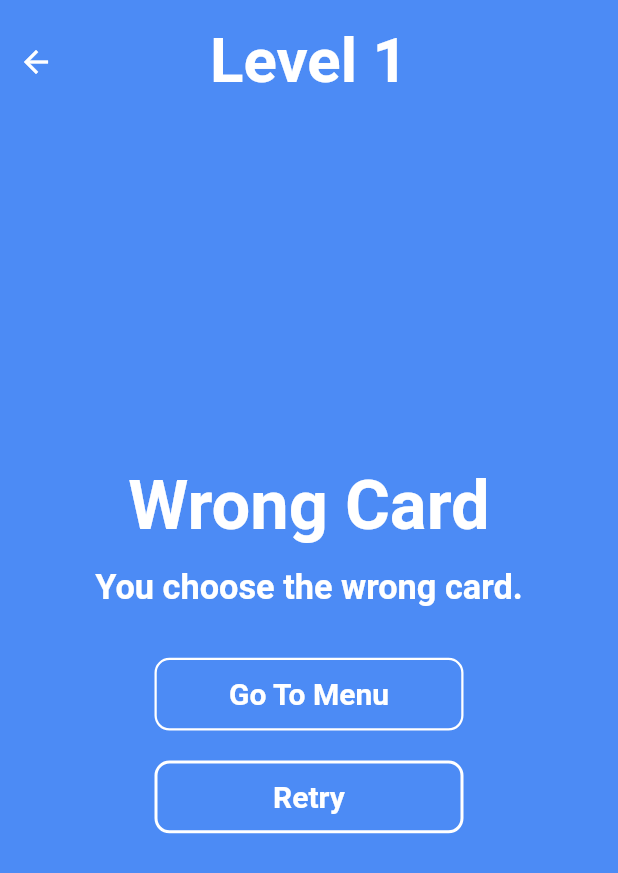
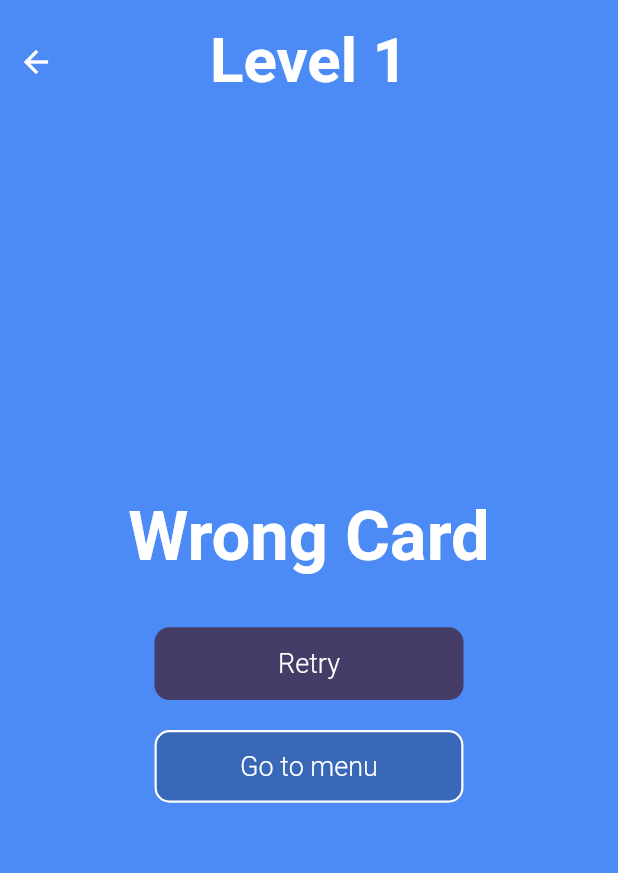
Before and after one commit to Burak-Baylan/human_benchmark_flutter_v2, a Flutter app: the SequenceMemoryWrongAnswerPage screen opened directly, on a phone screen of 412 x 824 dp. Shown: the top 873 px of the screen. Run offline on Flutter 3.47's test engine with Material 2 defaults, Android fonts, the phone set to English and light mode, and no system bars; our stand-ins replace auto_size_text, flutter_mobx, flutter_screenutil, focus_detector, get, get_it and 2 more; generated files the repository leaves out were written again; Roboto replaces fonts that are missing (GemunuLibre).

Commit message:
update: sequence memeory wrong answer page

```diff
--- a/lib/pages/sequence_memory/view/sequence_memory_wrong_answer_page.dart
+++ b/lib/pages/sequence_memory/view/sequence_memory_wrong_answer_page.dart
@@ -1,9 +1,9 @@
 import 'package:flutter/material.dart';
 import 'package:get/get.dart';
 import '../../../helpers/colors.dart';
-import '../../../helpers/phone_properties.dart';
 import '../../../utils/injection_helper.dart';
-import '../../../widgets/button/elevated_button.dart';
+import '../../../widgets/button/custom_button.dart';
+import '../../../widgets/button/secondary_custom_button.dart';
 import '../../../widgets/text/less_futured_text.dart';
 import '../view_model/sequence_memory_view_model.dart';
 
@@ -48,7 +48,9 @@ class _SequenceMemoryWrongAnswerPageState
                       ),
                     ),
                   ),
-                  SizedBox(width: context.width / 1,)
+                  SizedBox(
+                    width: context.width / 1,
+                  )
                 ],
               ),
             ),
@@ -59,9 +61,9 @@ class _SequenceMemoryWrongAnswerPageState
                 children: [
                   FittedBox(child: _wrongAnswerText()),
                   SizedBox(height: context.height / 25),
+                  _retryButton(context),
+                  SizedBox(height: 20),
                   _goToMenuButton(),
-                  SizedBox(height: 20),
-                  _retryButton(context),
                   SizedBox(height: 40),
                 ],
               ),
@@ -73,36 +75,17 @@ class _SequenceMemoryWrongAnswerPageState
   }
 
   Widget _retryButton(BuildContext context) {
-    return CustomElevatedButton(
+    return CustomButton(
       onPressed: () => sequenceMemoryVm.selectInfoPage(),
-      primary: Colors.transparent,
-      borderRadius: 10,
-      borderSideWidth: 2,
-      borderSideColor: Colors.white,
-      size: Size(context.width / 2, context.height / 17),
-      child: LessText.lessFuturedText(
-        text: 'Retry',
-        fontWeight: FontWeight.bold,
-        color: Colors.white,
-      ),
+      text: 'Retry',
     );
   }
 
   Widget _wrongAnswerText() {
-    return Column(
-      children: [
-        LessText.lessFuturedText(
-          text: 'Wrong Card',
-          fontSize: context.width / 9,
-          color: Color.fromARGB(255, 255, 255, 255),
-        ),
-        SizedBox(height: context.height / 60),
-        LessText.lessFuturedText(
-          text: 'You choose the wrong card.',
-          fontSize: context.width / 18,
-          color: Color.fromARGB(255, 255, 255, 255),
-        ),
-      ],
+    return LessText.lessFuturedText(
+      text: 'Wrong Card',
+      fontSize: context.width / 9,
+      color: Colors.white,
     );
   }
 
@@ -120,18 +103,9 @@ class _SequenceMemoryWrongAnswerPageState
   }
 
   Widget _goToMenuButton() {
-    return CustomElevatedButton(
+    return SecondaryCustomButton(
       onPressed: () => Get.back(),
-      primary: Colors.transparent,
-      borderRadius: 10,
-      borderSideWidth: 1.5,
-      borderSideColor: Colors.white,
-      size: Size(context.width / 2, context.height / 17),
-      child: LessText.lessFuturedText(
-        text: 'Go To Menu',
-        fontWeight: FontWeight.bold,
-        color: Colors.white,
-      ),
+      text: 'Go to menu',
     );
   }
 }
```
